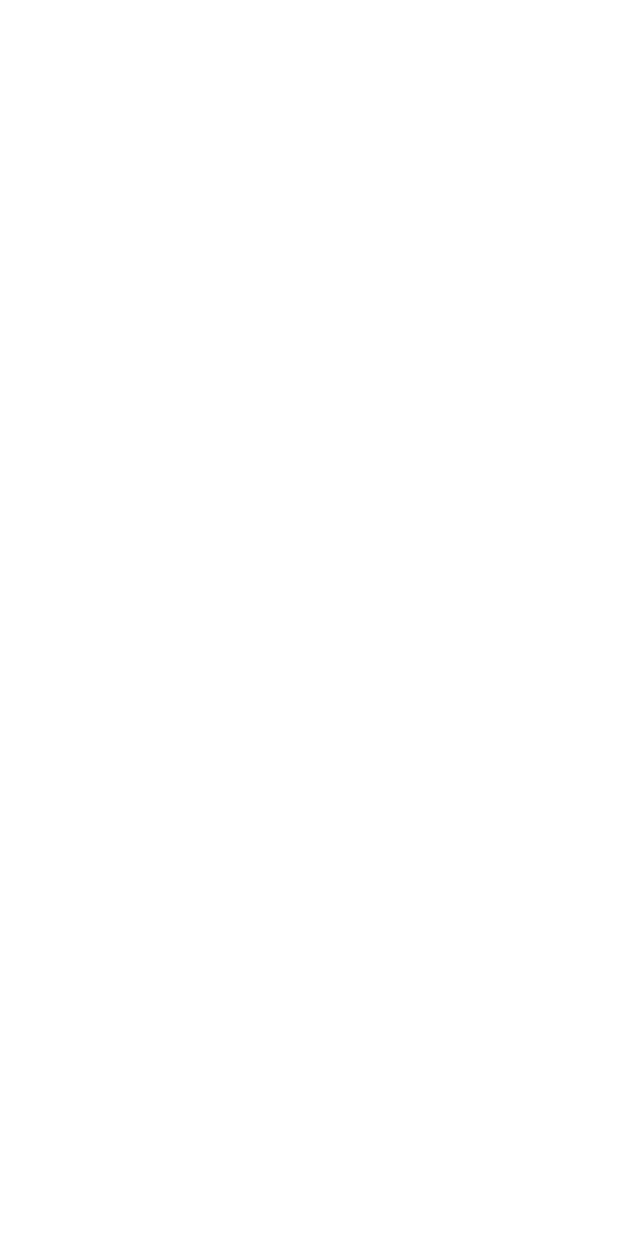
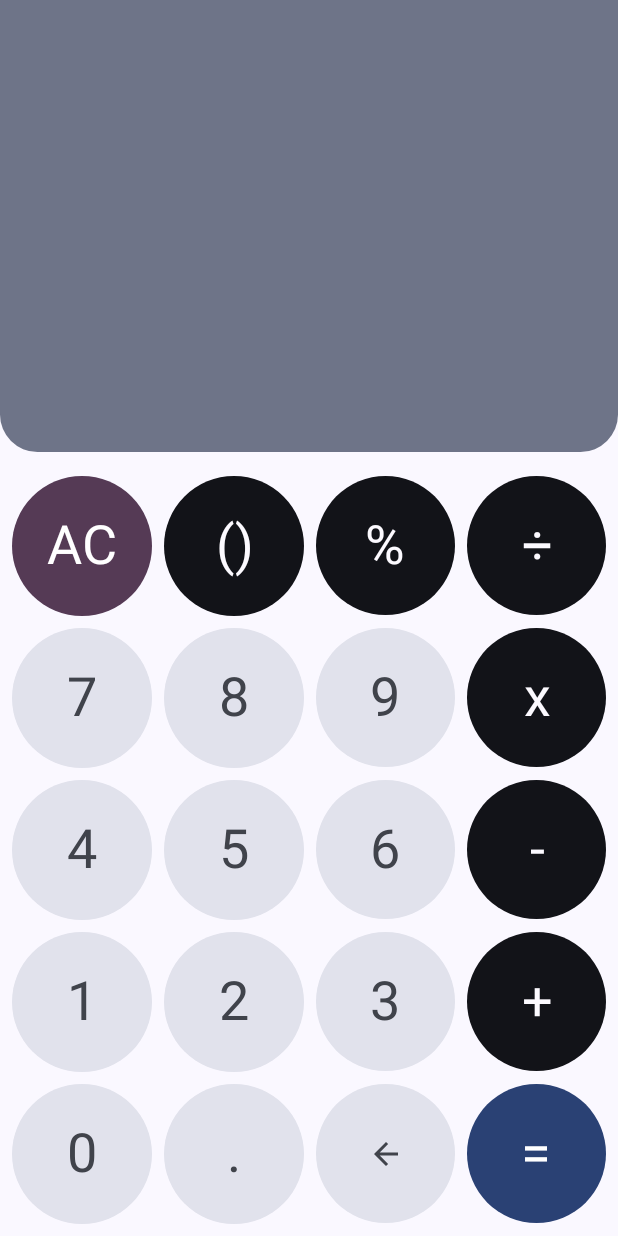
Before and after one commit to Arturo785/CI-CD-course, an Android app built with Jetpack Compose: the screen it shows after launch (MainActivity), on a phone screen of 412 x 824 dp. Before the commit the screen is empty. Run offline under Robolectric (Android 15) with nearby library versions, the phone set to English and light mode, and no system bars.

```diff
--- a/app/build.gradle
+++ b/app/build.gradle
@@ -71,4 +71,7 @@ dependencies {
     testImplementation "junit:junit:4.13.2"
     testImplementation "androidx.arch.core:core-testing:2.1.0"
     testImplementation "com.google.truth:truth:1.1.3"
+
+
+    debugImplementation("androidx.compose.ui:ui-test-manifest:$compose_version")
 }
--- a/app/src/main/java/com/example/materialcalculator/MainActivity.kt
+++ b/app/src/main/java/com/example/materialcalculator/MainActivity.kt
@@ -10,6 +10,7 @@ import androidx.compose.material.Text
 import androidx.compose.runtime.Composable
 import androidx.compose.ui.Modifier
 import androidx.compose.ui.tooling.preview.Preview
+import com.example.materialcalculator.presentation.CalculatorScreen
 import com.example.materialcalculator.ui.theme.MaterialCalculatorTheme
 
 class MainActivity : ComponentActivity() {
@@ -17,12 +18,7 @@ class MainActivity : ComponentActivity() {
         super.onCreate(savedInstanceState)
         setContent {
             MaterialCalculatorTheme {
-                // A surface container using the 'background' color from the theme
-                Surface(
-                    modifier = Modifier.fillMaxSize(),
-                    color = MaterialTheme.colors.background
-                ) {
-                }
+                CalculatorScreen()
             }
         }
     }
--- a/app/src/main/java/com/example/materialcalculator/domain/ExpressionWriter.kt
+++ b/app/src/main/java/com/example/materialcalculator/domain/ExpressionWriter.kt
@@ -37,7 +37,7 @@ class ExpressionWriter {
     }
 
     private fun prepareForCalculation(): String {
-        val newExpression = expression.takeLastWhile {
+        val newExpression = expression.dropLastWhile {
             it in "$operationSymbols(."
         }
         if (newExpression.isEmpty()) {
--- /dev/null
+++ b/app/src/main/java/com/example/materialcalculator/presentation/CalculatorButton.kt
@@ -0,0 +1,52 @@
+package com.example.materialcalculator.presentation
+
+import androidx.compose.foundation.background
+import androidx.compose.foundation.clickable
+import androidx.compose.foundation.layout.Box
+import androidx.compose.foundation.shape.CircleShape
+import androidx.compose.material3.MaterialTheme
+import androidx.compose.material3.Text
+import androidx.compose.runtime.Composable
+import androidx.compose.ui.Alignment
+import androidx.compose.ui.Modifier
+import androidx.compose.ui.draw.clip
+import androidx.compose.ui.text.style.TextAlign
+import androidx.compose.ui.unit.sp
+
+@Composable
+fun CalculatorButton(
+    action: CalculatorUiAction,
+    modifier: Modifier = Modifier,
+    onClick: () -> Unit
+) {
+    Box(
+        modifier = modifier
+            .clip(CircleShape)
+            .background(
+                when (action.highlightLevel) {
+                    HighlightLevel.Neutral -> MaterialTheme.colorScheme.surfaceVariant
+                    HighlightLevel.SemiHighlighted -> MaterialTheme.colorScheme.inverseSurface
+                    HighlightLevel.Highlighted -> MaterialTheme.colorScheme.tertiary
+                    HighlightLevel.StronglyHighlighted -> MaterialTheme.colorScheme.primary
+                }
+            )
+            .clickable { onClick() },
+        contentAlignment = Alignment.Center
+    ) {
+        if(action.text != null) {
+            Text(
+                text = action.text,
+                fontSize = 36.sp,
+                textAlign = TextAlign.Center,
+                color = when(action.highlightLevel) {
+                    is HighlightLevel.Neutral -> MaterialTheme.colorScheme.onSurfaceVariant
+                    is HighlightLevel.SemiHighlighted -> MaterialTheme.colorScheme.inverseOnSurface
+                    is HighlightLevel.Highlighted -> MaterialTheme.colorScheme.onTertiary
+                    is HighlightLevel.StronglyHighlighted -> MaterialTheme.colorScheme.onPrimary
+                }
+            )
+        } else {
+            action.content()
+        }
+    }
+}
--- /dev/null
+++ b/app/src/main/java/com/example/materialcalculator/presentation/CalculatorButtonGrid.kt
@@ -0,0 +1,35 @@
+package com.example.materialcalculator.presentation
+
+import androidx.compose.foundation.layout.Arrangement
+import androidx.compose.foundation.layout.aspectRatio
+import androidx.compose.foundation.lazy.grid.GridCells
+import androidx.compose.foundation.lazy.grid.LazyVerticalGrid
+import androidx.compose.foundation.lazy.grid.items
+import androidx.compose.runtime.Composable
+import androidx.compose.ui.Modifier
+import androidx.compose.ui.unit.dp
+import com.example.materialcalculator.domain.CalculatorAction
+
+@Composable
+fun CalculatorButtonGrid(
+    actions: List<CalculatorUiAction>,
+    onAction: (CalculatorAction) -> Unit,
+    modifier: Modifier = Modifier
+) {
+    LazyVerticalGrid(
+        columns = GridCells.Fixed(4),
+        userScrollEnabled = false,
+        verticalArrangement = Arrangement.spacedBy(8.dp),
+        horizontalArrangement = Arrangement.spacedBy(8.dp),
+        modifier = modifier,
+        content = {
+            items(actions) { action ->
+                CalculatorButton(
+                    action = action,
+                    modifier = Modifier.aspectRatio(1f),
+                    onClick = { onAction(action.action) }
+                )
+            }
+        }
+    )
+}
--- /dev/null
+++ b/app/src/main/java/com/example/materialcalculator/presentation/CalculatorDisplay.kt
@@ -0,0 +1,39 @@
+package com.example.materialcalculator.presentation
+
+import androidx.compose.foundation.layout.Box
+import androidx.compose.foundation.layout.fillMaxWidth
+import androidx.compose.foundation.text.BasicTextField
+import androidx.compose.material3.MaterialTheme
+import androidx.compose.runtime.Composable
+import androidx.compose.ui.Alignment
+import androidx.compose.ui.Modifier
+import androidx.compose.ui.graphics.SolidColor
+import androidx.compose.ui.text.TextStyle
+import androidx.compose.ui.text.style.TextAlign
+import androidx.compose.ui.unit.sp
+
+@Composable
+fun CalculatorDisplay(
+    expression: String,
+    modifier: Modifier = Modifier
+) {
+    Box(
+        modifier = modifier,
+        contentAlignment = Alignment.Center
+    ) {
+        BasicTextField(
+            value = expression,
+            onValueChange = {},
+            textStyle = TextStyle(
+                fontSize = 80.sp,
+                color = MaterialTheme.colorScheme.onSecondaryContainer,
+                textAlign = TextAlign.End
+            ),
+            maxLines = 1,
+            singleLine = true,
+            cursorBrush = SolidColor(MaterialTheme.colorScheme.primary),
+            readOnly = true,
+            modifier = Modifier.fillMaxWidth()
+        )
+    }
+}
--- /dev/null
+++ b/app/src/main/java/com/example/materialcalculator/presentation/CalculatorScreen.kt
@@ -0,0 +1,50 @@
+package com.example.materialcalculator.presentation
+
+import androidx.compose.foundation.background
+import androidx.compose.foundation.layout.*
+import androidx.compose.foundation.shape.RoundedCornerShape
+import androidx.compose.material.Surface
+import androidx.compose.material3.MaterialTheme
+import androidx.compose.runtime.Composable
+import androidx.compose.ui.Modifier
+import androidx.compose.ui.draw.clip
+import androidx.compose.ui.unit.dp
+
+@Composable
+fun CalculatorScreen(
+    viewModel: CalculatorViewModel = androidx.lifecycle.viewmodel.compose.viewModel()
+) {
+    Surface(
+        modifier = Modifier.fillMaxSize(),
+        color = MaterialTheme.colorScheme.background
+    ) {
+        Column(
+            modifier = Modifier.fillMaxSize(),
+            verticalArrangement = Arrangement.SpaceBetween
+        ) {
+            CalculatorDisplay(
+                expression = viewModel.expression,
+                modifier = Modifier
+                    .fillMaxWidth()
+                    .weight(1f)
+                    .clip(
+                        RoundedCornerShape(
+                            bottomStart = 25.dp,
+                            bottomEnd = 25.dp
+                        )
+                    )
+                    .background(MaterialTheme.colorScheme.secondaryContainer)
+                    .padding(
+                        vertical = 64.dp,
+                        horizontal = 16.dp
+                    )
+            )
+            Spacer(modifier = Modifier.height(8.dp))
+            CalculatorButtonGrid(
+                actions = calculatorActions,
+                onAction = viewModel::onAction,
+                modifier = Modifier.padding(8.dp)
+            )
+        }
+    }
+}
--- /dev/null
+++ b/app/src/main/java/com/example/materialcalculator/presentation/CalculatorUiAction.kt
@@ -0,0 +1,19 @@
+package com.example.materialcalculator.presentation
+
+import androidx.compose.runtime.Composable
+import com.example.materialcalculator.domain.CalculatorAction
+
+
+data class CalculatorUiAction(
+    val text: String?,
+    val highlightLevel: HighlightLevel,
+    val action: CalculatorAction,
+    val content: @Composable () -> Unit = {}
+)
+
+sealed interface HighlightLevel {
+    object Neutral : HighlightLevel
+    object SemiHighlighted : HighlightLevel
+    object Highlighted : HighlightLevel
+    object StronglyHighlighted : HighlightLevel
+}
--- /dev/null
+++ b/app/src/main/java/com/example/materialcalculator/presentation/CalculatorViewModel.kt
@@ -0,0 +1,21 @@
+package com.example.materialcalculator.presentation
+
+import androidx.compose.runtime.getValue
+import androidx.compose.runtime.mutableStateOf
+import androidx.compose.runtime.setValue
+import androidx.lifecycle.ViewModel
+import com.example.materialcalculator.domain.CalculatorAction
+import com.example.materialcalculator.domain.ExpressionWriter
+
+class CalculatorViewModel(
+    private val writer: ExpressionWriter = ExpressionWriter()
+) : ViewModel() {
+
+    var expression by mutableStateOf("")
+        private set
+
+    fun onAction(action: CalculatorAction) {
+        writer.processAction(action)
+        this.expression = writer.expression
+    }
+}
--- /dev/null
+++ b/app/src/main/java/com/example/materialcalculator/presentation/calculatorActions.kt
@@ -0,0 +1,118 @@
+package com.example.materialcalculator.presentation
+
+import androidx.compose.material.icons.Icons
+import androidx.compose.material.icons.filled.ArrowBack
+import androidx.compose.material3.Icon
+import androidx.compose.material3.MaterialTheme
+import com.example.materialcalculator.domain.CalculatorAction
+import com.example.materialcalculator.domain.Operation
+
+val calculatorActions = listOf(
+    CalculatorUiAction(
+        text = "AC",
+        highlightLevel = HighlightLevel.Highlighted,
+        action = CalculatorAction.Clear
+    ),
+    CalculatorUiAction(
+        text = "()",
+        highlightLevel = HighlightLevel.SemiHighlighted,
+        action = CalculatorAction.Parentheses
+    ),
+    CalculatorUiAction(
+        text = "%",
+        highlightLevel = HighlightLevel.SemiHighlighted,
+        action = CalculatorAction.Op(Operation.PERCENT)
+    ),
+    CalculatorUiAction(
+        text = "÷",
+        highlightLevel = HighlightLevel.SemiHighlighted,
+        action = CalculatorAction.Op(Operation.DIVIDE)
+    ),
+    CalculatorUiAction(
+        text = "7",
+        highlightLevel = HighlightLevel.Neutral,
+        action = CalculatorAction.Number(7)
+    ),
+    CalculatorUiAction(
+        text = "8",
+        highlightLevel = HighlightLevel.Neutral,
+        action = CalculatorAction.Number(8)
+    ),
+    CalculatorUiAction(
+        text = "9",
+        highlightLevel = HighlightLevel.Neutral,
+        action = CalculatorAction.Number(9)
+    ),
+    CalculatorUiAction(
+        text = "x",
+        highlightLevel = HighlightLevel.SemiHighlighted,
+        action = CalculatorAction.Op(Operation.MULTIPLY)
+    ),
+    CalculatorUiAction(
+        text = "4",
+        highlightLevel = HighlightLevel.Neutral,
+        action = CalculatorAction.Number(4)
+    ),
+    CalculatorUiAction(
+        text = "5",
+        highlightLevel = HighlightLevel.Neutral,
+        action = CalculatorAction.Number(5)
+    ),
+    CalculatorUiAction(
+        text = "6",
+        highlightLevel = HighlightLevel.Neutral,
+        action = CalculatorAction.Number(6)
+    ),
+    CalculatorUiAction(
+        text = "-",
+        highlightLevel = HighlightLevel.SemiHighlighted,
+        action = CalculatorAction.Op(Operation.SUBTRACT)
+    ),
+    CalculatorUiAction(
+        text = "1",
+        highlightLevel = HighlightLevel.Neutral,
+        action = CalculatorAction.Number(1)
+    ),
+    CalculatorUiAction(
+        text = "2",
+        highlightLevel = HighlightLevel.Neutral,
+        action = CalculatorAction.Number(2)
+    ),
+    CalculatorUiAction(
+        text = "3",
+        highlightLevel = HighlightLevel.Neutral,
+        action = CalculatorAction.Number(3)
+    ),
+    CalculatorUiAction(
+        text = "+",
+        highlightLevel = HighlightLevel.SemiHighlighted,
+        action = CalculatorAction.Op(Operation.ADD)
+    ),
+    CalculatorUiAction(
+        text = "0",
+        highlightLevel = HighlightLevel.Neutral,
+        action = CalculatorAction.Number(0)
+    ),
+    CalculatorUiAction(
+        text = ".",
+        highlightLevel = HighlightLevel.Neutral,
+        action = CalculatorAction.Decimal
+    ),
+    CalculatorUiAction(
+        text = null,
+        content = {
+            Icon(
+                imageVector = Icons.Default.ArrowBack,
+                contentDescription = null,
+                tint = MaterialTheme.colorScheme.onSurfaceVariant
+            )
+        },
+        highlightLevel = HighlightLevel.Neutral,
+        action = CalculatorAction.Delete
+    ),
+    CalculatorUiAction(
+        text = "=",
+        highlightLevel = HighlightLevel.StronglyHighlighted,
+        action = CalculatorAction.Calculate
+    ),
+)
--- a/app/src/main/java/com/example/materialcalculator/ui/theme/Color.kt
+++ b/app/src/main/java/com/example/materialcalculator/ui/theme/Color.kt
@@ -2,7 +2,43 @@ package com.example.materialcalculator.ui.theme
 
 import androidx.compose.ui.graphics.Color
 
-val Purple200 = Color(0xFFBB86FC)
-val Purple500 = Color(0xFF6200EE)
-val Purple700 = Color(0xFF3700B3)
-val Teal200 = Color(0xFF03DAC5)
+val Orange10 = Color(0xff331200)
+val Orange20 = Color(0xff662400)
+val Orange30 = Color(0xff993600)
+val Orange40 = Color(0xffcc4700)
+val Orange80 = Color(0xffffbd99)
+val Orange90 = Color(0xffffdecc)
+
+val Green10 = Color(0xff003314)
+val Green20 = Color(0xff006627)
+val Green30 = Color(0xff00993b)
+val Green40 = Color(0xff00cc4e)
+val Green80 = Color(0xff99ffc0)
+val Green90 = Color(0xffccffe0)
+
+val DarkGreen10 = Color(0xff003314)
+val DarkGreen20 = Color(0xff006627)
+val DarkGreen30 = Color(0xff00993b)
+val DarkGreen40 = Color(0xff00cc4e)
+val DarkGreen80 = Color(0xff99ffc0)
+val DarkGreen90 = Color(0xffccffe0)
+
+val Red10 = Color(0xFF410001)
+val Red20 = Color(0xFF680003)
+val Red30 = Color(0xFF930006)
+val Red40 = Color(0xFFBA1B1B)
+val Red80 = Color(0xFFFFB4A9)
+val Red90 = Color(0xFFFFDAD4)
+
+val Grey10 = Color(0xFF191C1D)
+val Grey20 = Color(0xFF2D3132)
+val Grey80 = Color(0xFFC4C7C7)
+val Grey90 = Color(0xFFE0E3E3)
+val Grey95 = Color(0xFFEFF1F1)
+val Grey99 = Color(0xFFFBFDFD)
+
+val GreenGrey30 = Color(0xFF44554b)
+val GreenGrey50 = Color(0xFF718e7d)
+val GreenGrey60 = Color(0xFF8ea497)
+val GreenGrey80 = Color(0xFFc6d2cb)
+val GreenGrey90 = Color(0xFFe3e8e5)
--- a/app/src/main/java/com/example/materialcalculator/ui/theme/Shape.kt
+++ b/app/src/main/java/com/example/materialcalculator/ui/theme/Shape.kt
@@ -4,7 +4,7 @@ import androidx.compose.foundation.shape.RoundedCornerShape
 import androidx.compose.material.Shapes
 import androidx.compose.ui.unit.dp
 
-val Shapes = Shapes(
+val Shapes = androidx.compose.material3.Shapes(
     small = RoundedCornerShape(4.dp),
     medium = RoundedCornerShape(4.dp),
     large = RoundedCornerShape(0.dp)
--- a/app/src/main/java/com/example/materialcalculator/ui/theme/Theme.kt
+++ b/app/src/main/java/com/example/materialcalculator/ui/theme/Theme.kt
@@ -1,30 +1,68 @@
 package com.example.materialcalculator.ui.theme
 
+import android.os.Build
 import androidx.compose.foundation.isSystemInDarkTheme
-import androidx.compose.material.MaterialTheme
-import androidx.compose.material.darkColors
-import androidx.compose.material.lightColors
+import androidx.compose.material3.*
 import androidx.compose.runtime.Composable
+import androidx.compose.ui.graphics.Color
+import androidx.compose.ui.platform.LocalContext
 
-private val DarkColorPalette = darkColors(
-    primary = Purple200,
-    primaryVariant = Purple700,
-    secondary = Teal200
+private val DarkColorPalette = darkColorScheme(
+    primary = Green80,
+    onPrimary = Green20,
+    primaryContainer = Green30,
+    onPrimaryContainer = Green90,
+    inversePrimary = Green40,
+    secondary = DarkGreen80,
+    onSecondary = DarkGreen20,
+    secondaryContainer = DarkGreen30,
+    onSecondaryContainer = DarkGreen90,
+    tertiary = Orange80,
+    onTertiary = Orange20,
+    tertiaryContainer = Orange30,
+    onTertiaryContainer = Orange90,
+    error = Red80,
+    onError = Red20,
+    errorContainer = Red30,
+    onErrorContainer = Red90,
+    background = Grey10,
+    onBackground = Grey90,
+    surface = Grey10,
+    onSurface = Grey80,
+    inverseSurface = Grey90,
+    inverseOnSurface = Grey20,
+    surfaceVariant = GreenGrey30,
+    onSurfaceVariant = GreenGrey80,
+    outline = GreenGrey60
 )
 
-private val LightColorPalette = lightColors(
-    primary = Purple500,
-    primaryVariant = Purple700,
-    secondary = Teal200
-
-    /* Other default colors to override
-    background = Color.White,
-    surface = Color.White,
+private val LightColorPalette = lightColorScheme(
+    primary = Green40,
     onPrimary = Color.White,
-    onSecondary = Color.Black,
-    onBackground = Color.Black,
-    onSurface = Color.Black,
-    */
+    primaryContainer = Green90,
+    onPrimaryContainer = Green10,
+    inversePrimary = Green80,
+    secondary = DarkGreen40,
+    onSecondary = Color.White,
+    secondaryContainer = DarkGreen90,
+    onSecondaryContainer = DarkGreen10,
+    tertiary = Orange40,
+    onTertiary = Color.White,
+    tertiaryContainer = Orange90,
+    onTertiaryContainer = Orange10,
+    error = Red40,
+    onError = Color.White,
+    errorContainer = Red90,
+    onErrorContainer = Red10,
+    background = Grey99,
+    onBackground = Grey10,
+    surface = Grey99,
+    onSurface = Grey10,
+    inverseSurface = Grey20,
+    inverseOnSurface = Grey95,
+    surfaceVariant = GreenGrey90,
+    onSurfaceVariant = GreenGrey30,
+    outline = GreenGrey50
 )
 
 @Composable
@@ -32,14 +70,16 @@ fun MaterialCalculatorTheme(
     darkTheme: Boolean = isSystemInDarkTheme(),
     content: @Composable () -> Unit
 ) {
-    val colors = if (darkTheme) {
-        DarkColorPalette
-    } else {
-        LightColorPalette
+    val useDynamicColors = Build.VERSION.SDK_INT >= Build.VERSION_CODES.S
+    val colors = when {
+        useDynamicColors && darkTheme -> dynamicDarkColorScheme(LocalContext.current)
+        useDynamicColors && !darkTheme -> dynamicLightColorScheme(LocalContext.current)
+        darkTheme -> DarkColorPalette
+        else -> LightColorPalette
     }
 
     MaterialTheme(
-        colors = colors,
+        colorScheme = colors,
         typography = Typography,
         shapes = Shapes,
         content = content
--- a/app/src/main/java/com/example/materialcalculator/ui/theme/Type.kt
+++ b/app/src/main/java/com/example/materialcalculator/ui/theme/Type.kt
@@ -6,9 +6,10 @@ import androidx.compose.ui.text.font.FontFamily
 import androidx.compose.ui.text.font.FontWeight
 import androidx.compose.ui.unit.sp
 
+
 // Set of Material typography styles to start with
-val Typography = Typography(
-    body1 = TextStyle(
+val Typography = androidx.compose.material3.Typography(
+    bodyMedium = TextStyle(
         fontFamily = FontFamily.Default,
         fontWeight = FontWeight.Normal,
         fontSize = 16.sp
```
Also changed, not shown: 1 other file.
